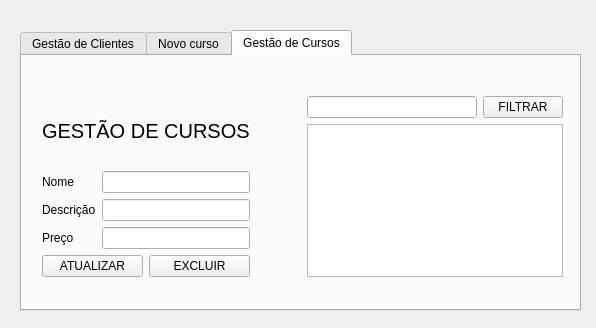
This is views/clientcontrol.ui in caffeine-free/cursos-ja as Qt 5 draws it before an edit. The edited form follows.
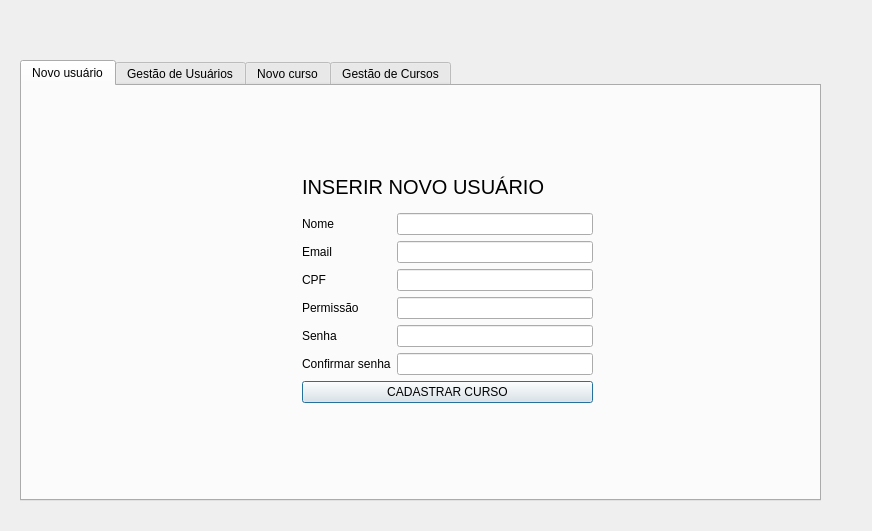
This is the edited form. The open tabs and pages were chosen to show the change.

The edit to the form file:
```diff
--- a/views/clientcontrol.ui
+++ b/views/clientcontrol.ui
@@ -6,8 +6,8 @@
    <rect>
     <x>0</x>
     <y>0</y>
-    <width>596</width>
-    <height>328</height>
+    <width>872</width>
+    <height>531</height>
    </rect>
   </property>
   <property name="windowTitle">
@@ -17,17 +17,115 @@
    <property name="geometry">
     <rect>
      <x>20</x>
-     <y>30</y>
-     <width>561</width>
-     <height>281</height>
+     <y>60</y>
+     <width>801</width>
+     <height>441</height>
     </rect>
    </property>
    <property name="currentIndex">
     <number>2</number>
    </property>
+   <widget class="QWidget" name="tab_4">
+    <attribute name="title">
+     <string>Novo usuário</string>
+    </attribute>
+    <widget class="QWidget" name="layoutWidget_3">
+     <property name="geometry">
+      <rect>
+       <x>280</x>
+       <y>80</y>
+       <width>291</width>
+       <height>237</height>
+      </rect>
+     </property>
+     <layout class="QVBoxLayout" name="verticalLayout_2">
+      <item>
+       <widget class="QLabel" name="label_5">
+        <property name="styleSheet">
+         <string notr="true">font-size: 20px</string>
+        </property>
+        <property name="text">
+         <string>INSERIR NOVO USUÁRIO</string>
+        </property>
+       </widget>
+      </item>
+      <item>
+       <layout class="QGridLayout" name="gridLayout_2">
+        <item row="2" column="0">
+         <widget class="QLabel" name="label_6">
+          <property name="text">
+           <string>CPF</string>
+          </property>
+         </widget>
+        </item>
+        <item row="1" column="2">
+         <widget class="QLineEdit" name="txt_description_2"/>
+        </item>
+        <item row="4" column="2">
+         <widget class="QLineEdit" name="lineEdit_5"/>
+        </item>
+        <item row="3" column="2">
+         <widget class="QLineEdit" name="lineEdit_4"/>
+        </item>
+        <item row="0" column="2">
+         <widget class="QLineEdit" name="txt_Name_2"/>
+        </item>
+        <item row="2" column="2">
+         <widget class="QLineEdit" name="txt_price_2"/>
+        </item>
+        <item row="1" column="0">
+         <widget class="QLabel" name="label_8">
+          <property name="text">
+           <string>Email</string>
+          </property>
+         </widget>
+        </item>
+        <item row="0" column="0">
+         <widget class="QLabel" name="label_7">
+          <property name="text">
+           <string>Nome</string>
+          </property>
+         </widget>
+        </item>
+        <item row="5" column="2">
+         <widget class="QLineEdit" name="lineEdit_3"/>
+        </item>
+        <item row="4" column="0">
+         <widget class="QLabel" name="label_9">
+          <property name="text">
+           <string>Senha</string>
+          </property>
+         </widget>
+        </item>
+        <item row="5" column="0">
+         <widget class="QLabel" name="label_10">
+          <property name="text">
+           <string>Confirmar senha</string>
+          </property>
+         </widget>
+        </item>
+        <item row="3" column="0">
+         <widget class="QLabel" name="label_11">
+          <property name="text">
+           <string>Permissão</string>
+          </property>
+         </widget>
+        </item>
+       </layout>
+      </item>
+      <item>
+       <widget class="QPushButton" name="pushButton_2">
+        <property name="text">
+         <string>CADASTRAR CURSO</string>
+        </property>
+       </widget>
+      </item>
+     </layout>
+    </widget>
+   </widget>
    <widget class="QWidget" name="tab_2">
     <attribute name="title">
-     <string>Gestão de Clientes</string>
+     <string>Gestão de Usuários</string>
     </attribute>
    </widget>
    <widget class="QWidget" name="tab">
@@ -141,119 +239,32 @@
     <attribute name="title">
      <string>Gestão de Cursos</string>
     </attribute>
-    <widget class="QWidget" name="layoutWidget">
+    <widget class="QWidget" name="">
      <property name="geometry">
       <rect>
        <x>20</x>
-       <y>40</y>
-       <width>521</width>
-       <height>181</height>
+       <y>90</y>
+       <width>751</width>
+       <height>301</height>
       </rect>
      </property>
-     <layout class="QHBoxLayout" name="horizontalLayout_3">
+     <layout class="QVBoxLayout" name="verticalLayout_4">
       <item>
-       <layout class="QVBoxLayout" name="verticalLayout_3">
+       <layout class="QHBoxLayout" name="horizontalLayout_2">
         <item>
-         <layout class="QVBoxLayout" name="verticalLayout_2">
-          <item>
-           <widget class="QLabel" name="label_5">
-            <property name="styleSheet">
-             <string notr="true">font-size: 20px</string>
-            </property>
-            <property name="text">
-             <string>GESTÃO DE CURSOS</string>
-            </property>
-           </widget>
-          </item>
-          <item>
-           <layout class="QGridLayout" name="gridLayout_2">
-            <item row="2" column="0">
-             <widget class="QLabel" name="label_6">
-              <property name="text">
-               <string>Preço</string>
-              </property>
-             </widget>
-            </item>
-            <item row="0" column="0">
-             <widget class="QLabel" name="label_7">
-              <property name="text">
-               <string>Nome</string>
-              </property>
-             </widget>
-            </item>
-            <item row="1" column="2">
-             <widget class="QLineEdit" name="txt_description_2"/>
-            </item>
-            <item row="2" column="2">
-             <widget class="QLineEdit" name="txt_price_2"/>
-            </item>
-            <item row="0" column="2">
-             <widget class="QLineEdit" name="txt_Name_2"/>
-            </item>
-            <item row="1" column="0">
-             <widget class="QLabel" name="label_8">
-              <property name="text">
-               <string>Descrição</string>
-              </property>
-             </widget>
-            </item>
-           </layout>
-          </item>
-         </layout>
+         <widget class="QLineEdit" name="lineEdit"/>
         </item>
         <item>
-         <layout class="QHBoxLayout" name="horizontalLayout">
-          <item>
-           <widget class="QPushButton" name="pushButton_2">
-            <property name="text">
-             <string>ATUALIZAR</string>
-            </property>
-           </widget>
-          </item>
-          <item>
-           <widget class="QPushButton" name="pushButton_3">
-            <property name="text">
-             <string>EXCLUIR</string>
-            </property>
-           </widget>
-          </item>
-         </layout>
+         <widget class="QPushButton" name="pushButton_4">
+          <property name="text">
+           <string>FILTRAR</string>
+          </property>
+         </widget>
         </item>
        </layout>
       </item>
       <item>
-       <spacer name="horizontalSpacer">
-        <property name="orientation">
-         <enum>Qt::Horizontal</enum>
-        </property>
-        <property name="sizeHint" stdset="0">
-         <size>
-          <width>40</width>
-          <height>20</height>
-         </size>
-        </property>
-       </spacer>
-      </item>
-      <item>
-       <layout class="QVBoxLayout" name="verticalLayout_4">
-        <item>
-         <layout class="QHBoxLayout" name="horizontalLayout_2">
-          <item>
-           <widget class="QLineEdit" name="lineEdit"/>
-          </item>
-          <item>
-           <widget class="QPushButton" name="pushButton_4">
-            <property name="text">
-             <string>FILTRAR</string>
-            </property>
-           </widget>
-          </item>
-         </layout>
-        </item>
-        <item>
-         <widget class="QTableWidget" name="tableWidget"/>
-        </item>
-       </layout>
+       <widget class="QTableWidget" name="table_adm_courses"/>
       </item>
      </layout>
     </widget>
```
Left out of the diff: 74 changed lines with no effect on the pictures.
